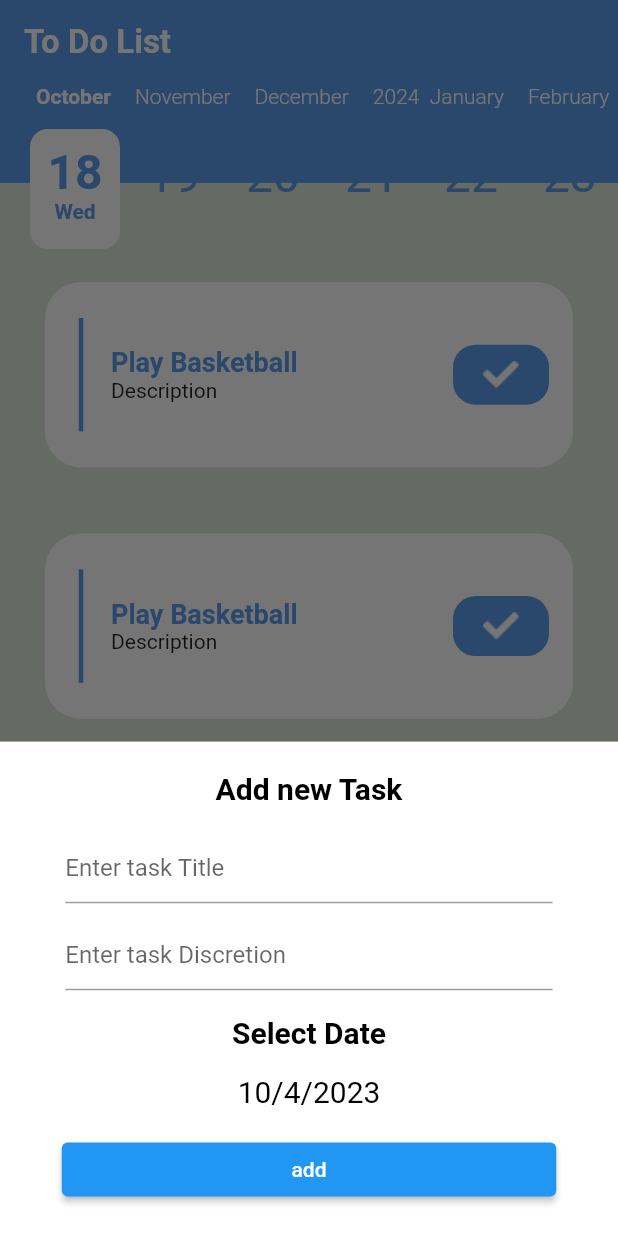
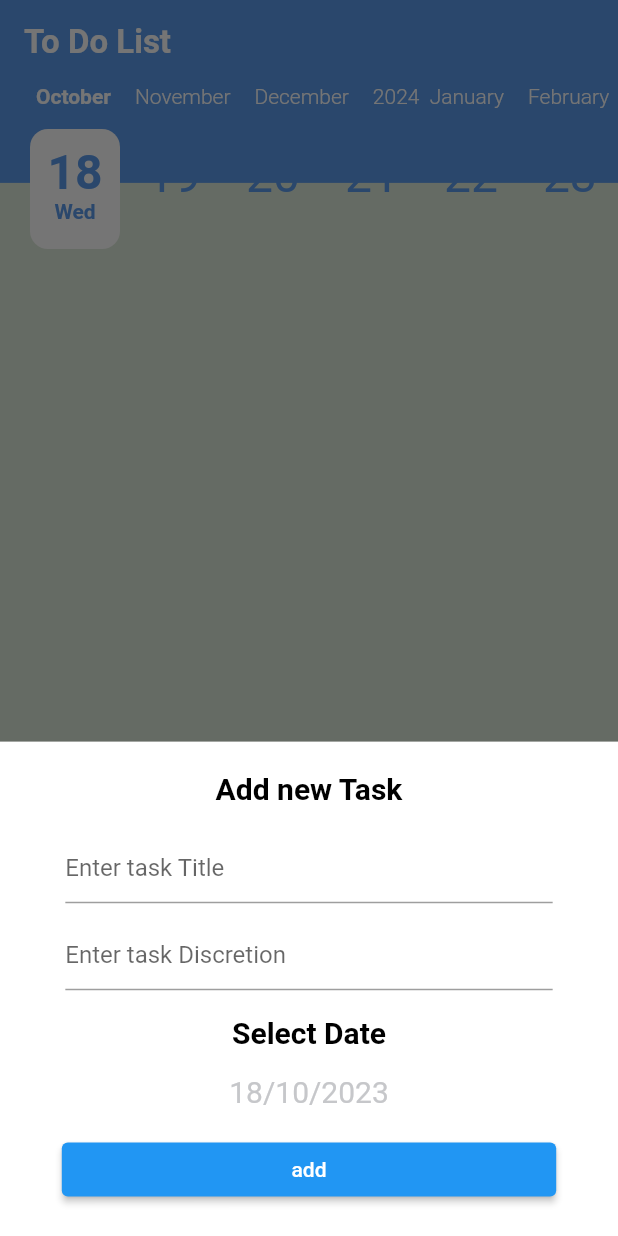
Before and after one commit to amrabdalsattar/todo_app, a Flutter app: the screen it shows after launch, after a tap on an icon or button, on a phone screen of 412 x 824 dp. Run offline on Flutter 3.47's test engine with Material 2 defaults, Android fonts, the phone set to English and light mode, and no system bars; drawn by our look-alikes of calendar_timeline, flutter_slidable; our stand-ins replace cloud_firestore, firebase_core; accounts and stored records are empty.

Commit message:
Finished Offline part

```diff
--- a/lib/common/my_text_field.dart
+++ b/lib/common/my_text_field.dart
@@ -1,14 +1,15 @@
 import 'package:flutter/material.dart';
 
 class MyTextField extends StatelessWidget {
-
+  final TextEditingController controller;
   String? hintText;
 
-  MyTextField({super.key, this.hintText});
+  MyTextField({super.key, this.hintText, required this.controller});
 
   @override
   Widget build(BuildContext context) {
     return TextField(
+      controller: controller,
       decoration: InputDecoration(hintText: hintText),
     );
   }
--- a/lib/components/bottom_sheet.dart
+++ b/lib/components/bottom_sheet.dart
@@ -1,12 +1,31 @@
 import 'package:assignment_five_flutter/common/my_text_field.dart';
+import 'package:assignment_five_flutter/screens/home_screen.dart';
 import 'package:assignment_five_flutter/utils/app_theme.dart';
+import 'package:assignment_five_flutter/utils/colors.dart';
+import 'package:assignment_five_flutter/utils/settings_provider.dart';
+import 'package:cloud_firestore/cloud_firestore.dart';
 import 'package:flutter/material.dart';
+import 'package:provider/provider.dart';
 
-class AddBottomSheet extends StatelessWidget {
+class AddBottomSheet extends StatefulWidget {
   const AddBottomSheet({super.key});
 
   @override
+  State<AddBottomSheet> createState() => _AddBottomSheetState();
+}
+
+class _AddBottomSheetState extends State<AddBottomSheet> {
+  TextEditingController taskTitle = TextEditingController();
+
+  TextEditingController taskDescription = TextEditingController();
+
+  DateTime selectedDate = DateTime.now();
+
+  late SettingsProvider provider;
+
+  @override
   Widget build(BuildContext context) {
+    provider = Provider.of(context);
     return Container(
       padding: const EdgeInsets.all(12),
       height: MediaQuery.of(context).size.height * 0.4,
@@ -23,25 +42,71 @@ class AddBottomSheet extends StatelessWidget {
             width: MediaQuery.of(context).size.width * 0.7885922330097087,
             child: Column(
               children: [
-                MyTextField(hintText: "Enter task Title",),
+                MyTextField(
+                    hintText: "Enter task Title", controller: taskTitle),
                 const SizedBox(
                   height: 10,
                 ),
-                MyTextField(hintText: "Enter task Discretion",),
+                MyTextField(
+                  hintText: "Enter task Discretion",
+                  controller: taskDescription,
+                ),
               ],
             ),
           ),
           Text("Select Date",
               style: AppThemes.bottomSheetTextStyle
                   .copyWith(fontWeight: FontWeight.w600)),
-          Text("10/4/2023",
-              style: AppThemes.bottomSheetTextStyle
-                  .copyWith(fontWeight: FontWeight.normal)),
+
+          /// Date
+          InkWell(
+            onTap: () {
+              showMyDatePicker();
+            },
+            child: Text(
+                "${selectedDate.day}/${selectedDate.month}/${selectedDate.year}",
+                style: AppThemes.bottomSheetTextStyle.copyWith(
+                    fontWeight: FontWeight.normal, color: AppColor.grey)),
+          ),
+
+          /// Add Btn
           SizedBox(
               width: MediaQuery.of(context).size.width * 0.8,
-              child: ElevatedButton(onPressed: () {}, child: const Text("add")))
+              child: ElevatedButton(
+                  onPressed: () {
+                    addTodoToFirestore();
+                    HomeScreen.provider.refreshTodoList();
+                  },
+                  child: const Text("add")))
         ],
       ),
     );
   }
+
+  void addTodoToFirestore() {
+    CollectionReference todosCollectionRef =
+        FirebaseFirestore.instance.collection("todos");
+
+    DocumentReference newEmptyDoc = todosCollectionRef.doc();
+    newEmptyDoc.set({
+      "title": taskTitle.text,
+      "description": taskDescription.text,
+      "isDone": false,
+      "date": selectedDate,
+      "id": newEmptyDoc.id,
+    }).timeout(const Duration(milliseconds: 300), onTimeout: () {
+      provider.refreshTodoList();
+      Navigator.pop(context);
+    });
+  }
+
+  void showMyDatePicker() async {
+    selectedDate = await showDatePicker(
+            context: context,
+            initialDate: selectedDate,
+            firstDate: DateTime.now(),
+            lastDate: DateTime.now().add(const Duration(days: 365))) ??
+        selectedDate;
+    setState(() {});
+  }
 }
--- a/lib/components/todo_widget.dart
+++ b/lib/components/todo_widget.dart
@@ -1,3 +1,4 @@
+import 'package:assignment_five_flutter/models/data_model.dart';
 import 'package:assignment_five_flutter/utils/app_theme.dart';
 import 'package:assignment_five_flutter/utils/assets.dart';
 import 'package:assignment_five_flutter/utils/colors.dart';
@@ -5,7 +6,8 @@ import 'package:flutter/material.dart';
 import 'package:flutter_slidable/flutter_slidable.dart';
 
 class TodoWidget extends StatelessWidget {
-  const TodoWidget({super.key});
+  final TodoDM dataModel;
+  const TodoWidget({super.key, required this.dataModel});
 
   @override
   Widget build(BuildContext context) {
@@ -39,24 +41,24 @@ class TodoWidget extends StatelessWidget {
               const SizedBox(
                 width: 12,
               ),
-              const Expanded(
+              Expanded(
                 child: Column(
                   mainAxisAlignment: MainAxisAlignment.center,
                   crossAxisAlignment: CrossAxisAlignment.stretch,
                   children: [
                     Text(
-                      "Play Basketball",
+                      dataModel.title,
                       style: AppThemes.textDescriptionTextStyle,
                     ),
                     Text(
-                      "Description",
+                      dataModel.description,
                       style: AppThemes.textDescriptionDateTextStyle,
                     ),
                   ],
                 ),
               ),
               Container(
-                  padding: EdgeInsets.symmetric(horizontal: 20, vertical: 8),
+                  padding: const EdgeInsets.symmetric(horizontal: 20, vertical: 8),
                   decoration: BoxDecoration(
                       color: AppColor.primary,
                       borderRadius: BorderRadius.circular(15)),
--- a/lib/main.dart
+++ b/lib/main.dart
@@ -1,9 +1,16 @@
 import 'package:assignment_five_flutter/app.dart';
 import 'package:assignment_five_flutter/utils/settings_provider.dart';
+import 'package:cloud_firestore/cloud_firestore.dart';
+import 'package:firebase_core/firebase_core.dart';
 import 'package:flutter/material.dart';
 import 'package:provider/provider.dart';
 
-void main() {
+Future<void> main() async {
+  WidgetsFlutterBinding.ensureInitialized();
+  await Firebase.initializeApp();
+  FirebaseFirestore.instance.settings =
+      const Settings(cacheSizeBytes: Settings.CACHE_SIZE_UNLIMITED);
+  await FirebaseFirestore.instance.disableNetwork();
   runApp(ChangeNotifierProvider(
     create: (_) => SettingsProvider(),
     child: const MyApp(),
--- /dev/null
+++ b/lib/models/data_model.dart
@@ -0,0 +1,29 @@
+import 'package:cloud_firestore/cloud_firestore.dart';
+
+class TodoDM {
+  late String title;
+  late String description;
+  late bool isDone;
+  late DateTime date;
+  late String id;
+
+  TodoDM(this.title, this.description, this.isDone, this.date, this.id);
+
+  TodoDM.fromJson(Map json){
+    title = json["title"];
+    description = json["description"];
+    isDone = json["isDone"];
+    Timestamp time = json["date"];
+    date = time.toDate();
+    id = json["id"];
+  }
+  Map<String, Object?> toJson(){
+    return {
+      "id" : id,
+      "title" : title,
+      "description" : description,
+      "date" : date,
+      "isDone" : isDone
+     };
+  }
+}
--- a/lib/screens/home_screen.dart
+++ b/lib/screens/home_screen.dart
@@ -2,26 +2,24 @@ import 'package:assignment_five_flutter/components/floating_action_button.dart';
 import 'package:assignment_five_flutter/utils/colors.dart';
 import 'package:flutter/material.dart';
 import 'package:flutter/services.dart';
+import 'package:provider/provider.dart';
 import '../components/app_bar.dart';
 import '../tabs/list_tab.dart';
 import '../tabs/settings_tab.dart';
 import '../utils/assets.dart';
+import '../utils/settings_provider.dart';
 
-class HomeScreen extends StatefulWidget {
+class HomeScreen extends StatelessWidget {
   static const String routeName = "homeScreen";
+  static late SettingsProvider provider;
 
   const HomeScreen({super.key});
 
   @override
-  State<HomeScreen> createState() => _HomeScreenState();
-}
-
-class _HomeScreenState extends State<HomeScreen> {
-  int currentSelectedTabIndex = 0;
-  @override
   Widget build(BuildContext context) {
+    provider = Provider.of(context);
     SystemChrome.setSystemUIOverlayStyle(const SystemUiOverlayStyle(
-      statusBarColor: AppColor.primary,
+      statusBarColor: AppColor.transparent,
     ));
     return Scaffold(
       appBar: const PreferredSize(
@@ -29,7 +27,7 @@ class _HomeScreenState extends State<HomeScreen> {
         child: AppBarGuide(),
       ),
       bottomNavigationBar: buildBottomNavBar(),
-      body: currentSelectedTabIndex == 0 ? const ListTab() : const SettingsTab(),
+      body: provider.currentSelectedTabIndex == 0 ? ListTab() : const SettingsTab(),
       floatingActionButton: const FloatingActionBtn(),
       floatingActionButtonLocation: FloatingActionButtonLocation.centerDocked,
     );
@@ -40,12 +38,10 @@ class _HomeScreenState extends State<HomeScreen> {
     shape: const CircularNotchedRectangle(),
     clipBehavior: Clip.antiAliasWithSaveLayer,
     child: BottomNavigationBar(
-      currentIndex: currentSelectedTabIndex,
+      currentIndex: provider.currentSelectedTabIndex,
       onTap: (index){
-        currentSelectedTabIndex = index;
-        setState(() {
+        provider.currentSelectedTabIndexChanger(index);
 
-        });
       },
       items: const [
         BottomNavigationBarItem(
--- a/lib/tabs/list_tab.dart
+++ b/lib/tabs/list_tab.dart
@@ -1,35 +1,65 @@
 import 'package:assignment_five_flutter/components/todo_widget.dart';
 import 'package:assignment_five_flutter/utils/colors.dart';
+import 'package:assignment_five_flutter/utils/settings_provider.dart';
 import 'package:calendar_timeline/calendar_timeline.dart';
+import 'package:cloud_firestore/cloud_firestore.dart';
 import 'package:flutter/material.dart';
+import 'package:provider/provider.dart';
 
-class ListTab extends StatelessWidget {
+import '../models/data_model.dart';
+
+class ListTab extends StatefulWidget {
+
+
   const ListTab({super.key});
 
   @override
+  State<ListTab> createState() => _ListTabState();
+}
+
+class _ListTabState extends State<ListTab> {
+  static late SettingsProvider provider;
+  @override
+  void initState() {
+    WidgetsBinding.instance.addPostFrameCallback((_) {
+      provider.refreshTodoList();
+    });
+  }
+  @override
   Widget build(BuildContext context) {
+    provider = Provider.of(context);
     return Column(
       children: [
         Stack(
           children: [
-            Container(
-              height: MediaQuery.of(context).size.height * .12,
+            SizedBox(
+              height: MediaQuery
+                  .of(context)
+                  .size
+                  .height * .12,
               child: Column(
                 children: [
                   Expanded(
                       flex: 8,
-                      child: Container(color: AppColor.primary,)),
+                      child: Container(
+                        color: AppColor.primary,
+                      )),
                   Expanded(
                       flex: 4,
-                      child: Container(color: AppColor.transparent,)),
+                      child: Container(
+                        color: AppColor.transparent,
+                      )),
                 ],
               ),
             ),
             CalendarTimeline(
-              initialDate: DateTime.now(),
+              initialDate: provider.selectedDate,
               firstDate: DateTime.now().subtract(const Duration(days: 365)),
               lastDate: DateTime.now().add(const Duration(days: 365)),
-              onDateSelected: (date) => print(date),
+              onDateSelected: (date) {
+                provider.selectedDate = date;
+                provider.refreshTodoList();
+              },
               leftMargin: 20,
               monthColor: AppColor.white,
               dayColor: AppColor.primary,
@@ -40,7 +70,11 @@ class ListTab extends StatelessWidget {
             ),
           ],
         ),
-        Expanded(child: ListView.builder(itemBuilder: (context, index) => const TodoWidget())),
+        Expanded(
+            child: ListView.builder(
+                itemCount: provider.todos.length,
+                itemBuilder: (context, index) =>
+                    TodoWidget(dataModel: provider.todos[index]))),
       ],
     );
   }
--- a/lib/utils/settings_provider.dart
+++ b/lib/utils/settings_provider.dart
@@ -1,5 +1,48 @@
+import 'package:cloud_firestore/cloud_firestore.dart';
 import 'package:flutter/material.dart';
 
-class SettingsProvider extends ChangeNotifier{
-  int currentSelectedIndex = 0;
+import '../models/data_model.dart';
+
+class SettingsProvider extends ChangeNotifier {
+  int currentSelectedTabIndex = 0;
+  List<TodoDM> todos = [];
+  DateTime selectedDate = DateTime.now();
+
+  void currentSelectedTabIndexChanger(index) {
+    currentSelectedTabIndex = index;
+    notifyListeners();
+  }
+
+  refreshTodoList() async {
+    CollectionReference<TodoDM> todosCollection = FirebaseFirestore.instance
+        .collection("todos")
+        .withConverter<TodoDM>(fromFirestore: (docSnapShot, _) {
+      Map json = docSnapShot.data() as Map;
+      TodoDM todo = TodoDM.fromJson(json);
+      return todo;
+    }, toFirestore: (todoDM, _) {
+      return todoDM.toJson();
+    });
+
+    QuerySnapshot<TodoDM> todosSnapshot = await todosCollection
+        .orderBy("date")
+        .get();
+
+    List<QueryDocumentSnapshot<TodoDM>> docs = todosSnapshot.docs;
+
+    todos = docs.map((docSnapshot) {
+      return docSnapshot.data();
+    }).toList();
+
+    todos = todos.where((todo) {
+      if(todo.date.day != selectedDate.day ||
+          todo.date.month != selectedDate.month ||
+          todo.date.year != selectedDate.year){
+        return false;
+      }else{
+        return true;
+      }
+    }).toList();
+    notifyListeners();
+  }
 }
--- a/pubspec.yaml
+++ b/pubspec.yaml
@@ -41,6 +41,9 @@ dependencies:
   provider: ^6.0.5
   flutter_slidable: ^3.0.0
   calendar_timeline: ^1.1.2
+  firebase_core: ^2.17.0
+  cloud_firestore: ^4.9.3
+  firebase_auth: ^4.11.0
 
 dev_dependencies:
   flutter_test:
```
Also changed, not shown: pubspec.lock, 3 other files.
